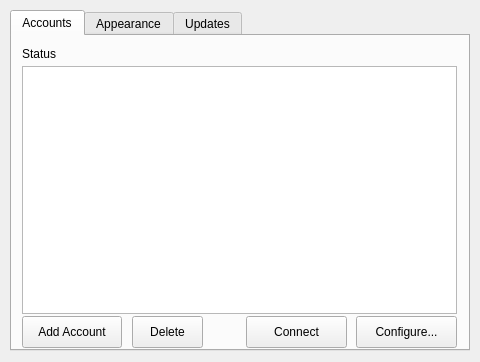
This is src/settingwindow.ui in b123400/tootrain-qt as Qt 5 draws it before an edit. The edited form follows.
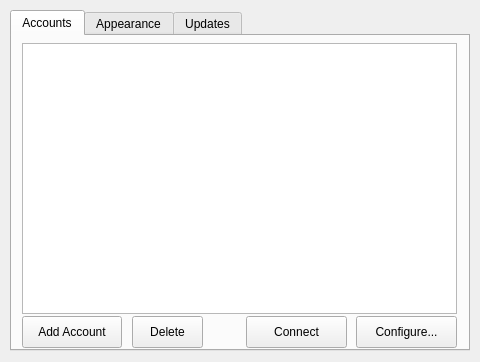
This is the edited form.

Commit message: Update setting window for multiple accounts

Diff of the .ui file:
```diff
--- a/src/settingwindow.ui
+++ b/src/settingwindow.ui
@@ -54,26 +54,13 @@
       <string>Configure...</string>
      </property>
     </widget>
-    <widget class="QLabel" name="currentAccountName">
-     <property name="geometry">
-      <rect>
-       <x>10</x>
-       <y>10</y>
-       <width>251</width>
-       <height>16</height>
-      </rect>
-     </property>
-     <property name="text">
-      <string>Status</string>
-     </property>
-    </widget>
     <widget class="QTableWidget" name="accountTable">
      <property name="geometry">
       <rect>
        <x>10</x>
-       <y>30</y>
+       <y>7</y>
        <width>435</width>
-       <height>248</height>
+       <height>271</height>
       </rect>
      </property>
      <property name="editTriggers">
```
Left out of the diff: 3 changed lines with no effect on the pictures. The commit also changes 2 other files.
